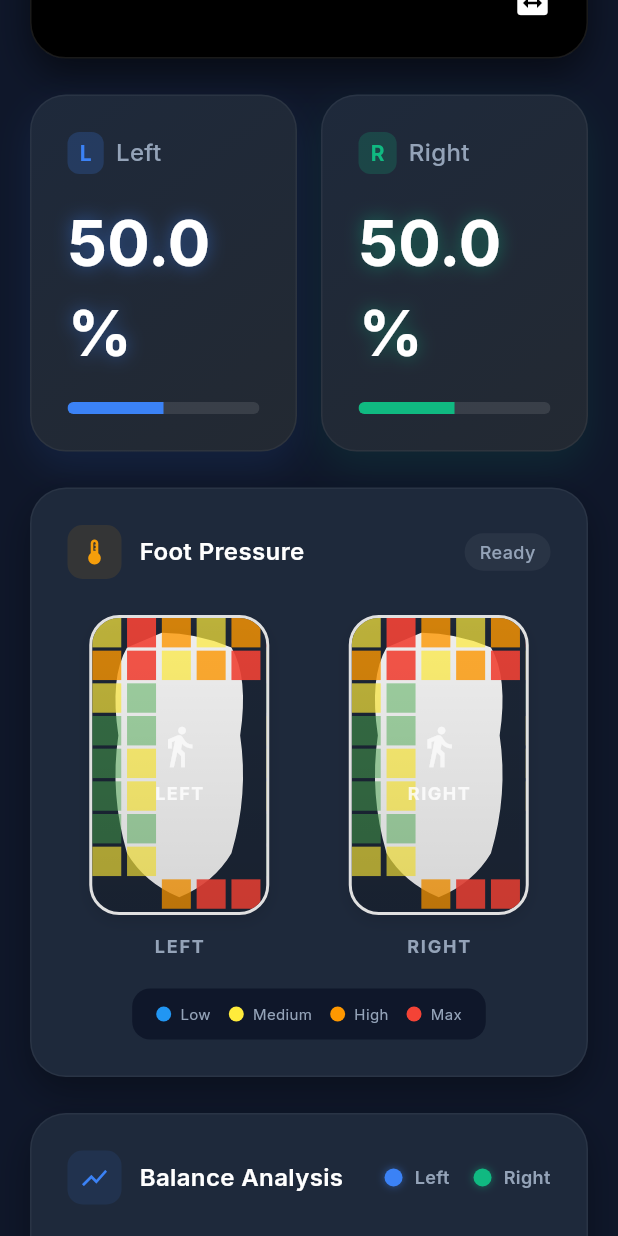
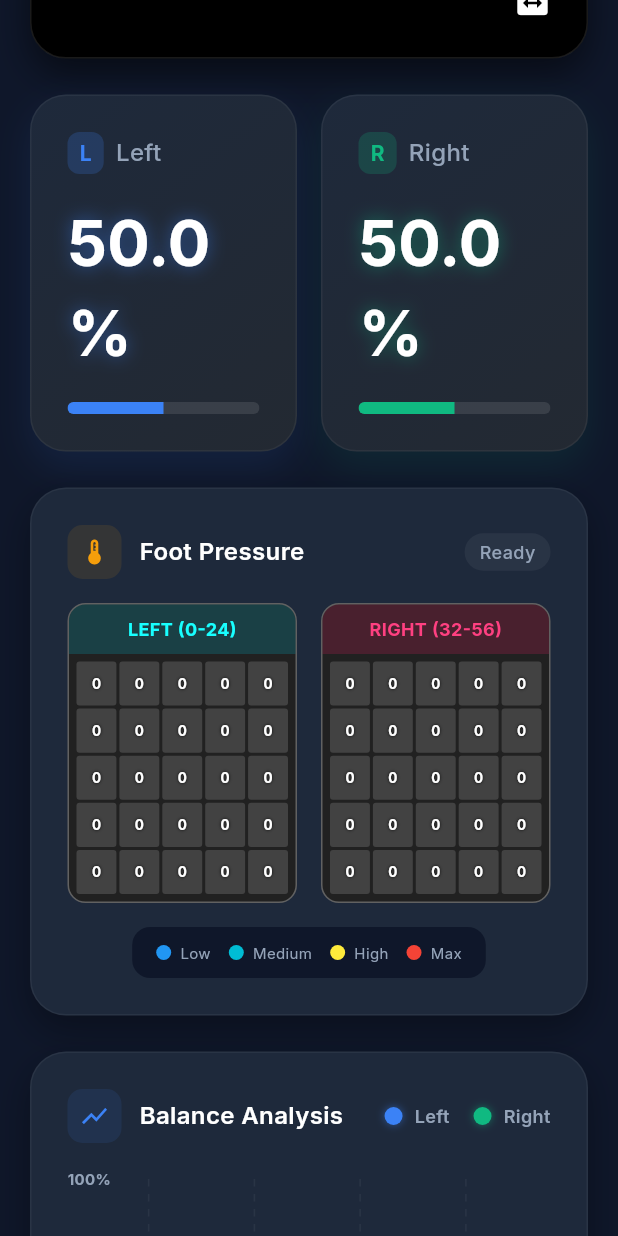
Before and after one commit to Lop2003/presuremat-app, a Flutter app: the PresentationDashboard screen opened directly, scrolled down 576 dp, on a phone screen of 412 x 824 dp. Run offline on Flutter 3.47's test engine with Material 3 defaults, Android fonts, the phone set to English and light mode, and no system bars; drawn by our look-alikes of fl_chart; our stand-ins replace camera, flutter_dotenv, font_awesome_flutter, google_fonts, google_sign_in, supabase_flutter and 1 more; missing offline and left inert: flutter_libserialport; accounts and stored records are empty.

Commit message:
Change foot pressure

```diff
--- a/lib/screens/dashboard_screen.dart
+++ b/lib/screens/dashboard_screen.dart
@@ -4,7 +4,7 @@ import 'package:flutter/material.dart';
 import 'package:fl_chart/fl_chart.dart';
 import 'package:supabase_flutter/supabase_flutter.dart';
 import 'package:golf_force_plate/theme.dart'; // Import theme definitions
-import 'package:golf_force_plate/widgets/foot_heatmap.dart';
+import 'package:golf_force_plate/widgets/simple_grid_heatmap.dart';
 import 'package:golf_force_plate/screens/sensor_display_screen.dart';
 import 'package:golf_force_plate/screens/auth_screen.dart';
 import 'package:camera/camera.dart';
@@ -92,12 +92,9 @@ class _PresentationDashboardState extends State<PresentationDashboard> {
   }
 
   void _initializeHeatmapData() {
-    _leftFootPressure = HeatmapDataGenerator.generateRandomFootPressure(
-      isLeftFoot: true,
-    );
-    _rightFootPressure = HeatmapDataGenerator.generateRandomFootPressure(
-      isLeftFoot: false,
-    );
+    // Initialize with 5x5 grids of zeros (will be updated with real sensor data)
+    _leftFootPressure = List.generate(5, (_) => List.filled(5, 0.0));
+    _rightFootPressure = List.generate(5, (_) => List.filled(5, 0.0));
   }
 
   void _initializeGraphWithBaseline() {
@@ -348,13 +345,12 @@ class _PresentationDashboardState extends State<PresentationDashboard> {
       _leftDataPoints.add(FlSpot(_graphXValue, left));
       _rightDataPoints.add(FlSpot(_graphXValue, right));
 
-      _leftFootPressure = HeatmapDataGenerator.generateSwingPhasePressure(
-        phase: _swingPhase,
-        isLeftFoot: true,
+      // Generate random 5x5 grids for display when simulating
+      _leftFootPressure = List.generate(5, (_) =>
+        List.generate(5, (_) => _random.nextDouble() * 100)
       );
-      _rightFootPressure = HeatmapDataGenerator.generateSwingPhasePressure(
-        phase: _swingPhase,
-        isLeftFoot: false,
+      _rightFootPressure = List.generate(5, (_) =>
+        List.generate(5, (_) => _random.nextDouble() * 100)
       );
     });
   }
@@ -452,7 +448,7 @@ class _PresentationDashboardState extends State<PresentationDashboard> {
   void _processSerialData(List<int> sensors) {
     if (!mounted) return;
 
-    // Map sensors to 5x5 grids (raw)
+    // Map sensors to 5x5 grids (raw values 0-4095)
     // Left Foot: 0-24
     final leftGrid5x5 = _mapTo5x5Grid(sensors, 0);
     // Right Foot: 32-56
@@ -473,16 +469,21 @@ class _PresentationDashboardState extends State<PresentationDashboard> {
     double leftPercent = total > 0 ? (leftTotal / total) * 100 : 50.0;
     double rightPercent = total > 0 ? (rightTotal / total) * 100 : 50.0;
 
-    // Scale 5x5 to 10x6 for FootHeatmap display
-    final leftGridDisplay = _scaleTo10x6(leftGrid5x5);
-    final rightGridDisplay = _scaleTo10x6(rightGrid5x5);
+    // Normalize 5x5 grids to 0-100 for display
+    const double maxRawValue = 4095.0;
+    final leftGridDisplay = leftGrid5x5.map((row) =>
+      row.map((v) => (v / maxRawValue * 100.0).clamp(0.0, 100.0)).toList()
+    ).toList();
+    final rightGridDisplay = rightGrid5x5.map((row) =>
+      row.map((v) => (v / maxRawValue * 100.0).clamp(0.0, 100.0)).toList()
+    ).toList();
 
     _updateDataFromSerial(leftPercent, rightPercent, leftGridDisplay, rightGridDisplay);
 
     // If recording, buffer the data
     if (_isRecording) {
       _recordedDataBuffer.add({
-        't': DateTime.now().millisecondsSinceEpoch, // temporary timestamp
+        't': DateTime.now().millisecondsSinceEpoch,
         'l': leftPercent,
         'r': rightPercent,
         'raw_left': leftGrid5x5,
@@ -508,33 +509,7 @@ class _PresentationDashboardState extends State<PresentationDashboard> {
     }
     return grid;
   }
-
-  // Scale 5x5 raw grid to 10x6 display grid (normalized to 0-100)
-  List<List<double>> _scaleTo10x6(List<List<double>> grid5x5) {
-    const int targetRows = 10;
-    const int targetCols = 6;
-    const double maxRawValue = 4095.0; // ESP32 ADC max
-
-    List<List<double>> result = List.generate(targetRows, (_) => List.filled(targetCols, 0.0));
-
-    for (int y = 0; y < targetRows; y++) {
-      for (int x = 0; x < targetCols; x++) {
-        // Map display coordinates back to source 5x5 grid
-        double srcY = y / (targetRows - 1) * 4; // Map 0-9 to 0-4
-        double srcX = x / (targetCols - 1) * 4; // Map 0-5 to 0-4
-
-        // Nearest neighbor interpolation
-        int nearestY = srcY.round().clamp(0, 4);
-        int nearestX = srcX.round().clamp(0, 4);
-
-        double rawValue = grid5x5[nearestY][nearestX];
-        // Normalize to 0-100
-        result[y][x] = (rawValue / maxRawValue * 100.0).clamp(0.0, 100.0);
-      }
-    }
-
-    return result;
-  }
+  // _scaleTo10x6 removed - now using 5x5 grids directly with SimpleGridHeatmap
 
   void _updateDataFromSerial(double left, double right, List<List<double>> leftHeatmap, List<List<double>> rightHeatmap) {
       setState(() {
@@ -995,56 +970,31 @@ class _PresentationDashboardState extends State<PresentationDashboard> {
             ),
           ],
         ),
-        const SizedBox(height: 24),
-        Row(
-          mainAxisAlignment: MainAxisAlignment.spaceEvenly,
+        const SizedBox(height: 16),
+        // Using SimpleGridHeatmap - simple 5x5 grids
+        SizedBox(
+          height: 200, // Fixed height for heatmaps
+          child: Row(
             children: [
               Expanded(
-              child: Column(
-                children: [
-                  FootHeatmap(
+                child: SimpleGridHeatmap(
                   pressureData: _leftFootPressure,
                   isLeftFoot: true,
                   onTap: () => _updateHeatmapData(),
                 ),
-                  const SizedBox(height: 12),
-                  const Text(
-                    'LEFT',
-                    style: TextStyle(
-                      color: AppColors.textSecondary,
-                      fontSize: 12,
-                      fontWeight: FontWeight.bold,
-                      letterSpacing: 1.2,
+              ),
+              const SizedBox(width: 16),
+              Expanded(
+                child: SimpleGridHeatmap(
+                  pressureData: _rightFootPressure,
+                  isLeftFoot: false,
+                  onTap: () => _updateHeatmapData(),
                 ),
               ),
             ],
           ),
         ),
-            const SizedBox(width: 24),
-            Expanded(
-              child: Column(
-                children: [
-                  FootHeatmap(
-                    pressureData: _rightFootPressure,
-                    isLeftFoot: false,
-                    onTap: () => _updateHeatmapData(),
-                  ),
-                  const SizedBox(height: 12),
-                  const Text(
-                    'RIGHT',
-                    style: TextStyle(
-                      color: AppColors.textSecondary,
-                      fontSize: 12,
-                      fontWeight: FontWeight.bold,
-                      letterSpacing: 1.2,
-                    ),
-                  ),
-                ],
-              ),
-            ),
-          ],
-        ),
-        const SizedBox(height: 20),
+        const SizedBox(height: 16),
         Container(
           padding: const EdgeInsets.symmetric(horizontal: 16, vertical: 10),
           decoration: BoxDecoration(
@@ -1057,9 +1007,9 @@ class _PresentationDashboardState extends State<PresentationDashboard> {
               children: [
                 _buildHeatmapLegendItem('Low', Colors.blue),
                 const SizedBox(width: 12),
-                _buildHeatmapLegendItem('Medium', Colors.yellow),
+                _buildHeatmapLegendItem('Medium', Colors.cyan),
                 const SizedBox(width: 12),
-                _buildHeatmapLegendItem('High', Colors.orange),
+                _buildHeatmapLegendItem('High', Colors.yellow),
                 const SizedBox(width: 12),
                 _buildHeatmapLegendItem('Max', Colors.red),
               ],
@@ -1093,13 +1043,12 @@ class _PresentationDashboardState extends State<PresentationDashboard> {
 
   void _updateHeatmapData() {
     setState(() {
-      _leftFootPressure = HeatmapDataGenerator.generateSwingPhasePressure(
-        phase: _swingPhase,
-        isLeftFoot: true,
+      // Generate random 5x5 grids for testing (values 0-100)
+      _leftFootPressure = List.generate(5, (_) =>
+        List.generate(5, (_) => _random.nextDouble() * 100)
       );
-      _rightFootPressure = HeatmapDataGenerator.generateSwingPhasePressure(
-        phase: _swingPhase,
-        isLeftFoot: false,
+      _rightFootPressure = List.generate(5, (_) =>
+        List.generate(5, (_) => _random.nextDouble() * 100)
       );
     });
   }
--- /dev/null
+++ b/lib/widgets/simple_grid_heatmap.dart
@@ -0,0 +1,117 @@
+import 'package:flutter/material.dart';
+
+/// Simple 5x5 Grid Heatmap for pressure sensor display
+/// This matches the sensor layout from the Processing visualization code
+class SimpleGridHeatmap extends StatelessWidget {
+  final List<List<double>> pressureData; // 5x5 grid, values 0-100 (normalized)
+  final bool isLeftFoot;
+  final VoidCallback? onTap;
+
+  const SimpleGridHeatmap({
+    super.key,
+    required this.pressureData,
+    this.isLeftFoot = true,
+    this.onTap,
+  });
+
+  @override
+  Widget build(BuildContext context) {
+    return GestureDetector(
+      onTap: onTap,
+      child: Container(
+        decoration: BoxDecoration(
+          borderRadius: BorderRadius.circular(12),
+          border: Border.all(color: Colors.grey[700]!, width: 1),
+          color: Colors.grey[900],
+        ),
+        child: Column(
+          mainAxisSize: MainAxisSize.min,
+          children: [
+            // Header
+            Container(
+              padding: const EdgeInsets.symmetric(vertical: 8),
+              decoration: BoxDecoration(
+                color: isLeftFoot ? Colors.cyan.withOpacity(0.2) : Colors.pink.withOpacity(0.2),
+                borderRadius: const BorderRadius.only(
+                  topLeft: Radius.circular(11),
+                  topRight: Radius.circular(11),
+                ),
+              ),
+              child: Center(
+                child: Text(
+                  isLeftFoot ? 'LEFT (0-24)' : 'RIGHT (32-56)',
+                  style: TextStyle(
+                    color: isLeftFoot ? Colors.cyanAccent : Colors.pinkAccent,
+                    fontWeight: FontWeight.bold,
+                    fontSize: 12,
+                  ),
+                ),
+              ),
+            ),
+            // Grid - drawn from bottom to top to match Processing code layout
+            Expanded(
+              child: Padding(
+                padding: const EdgeInsets.all(4.0),
+                child: _buildGrid(),
+              ),
+            ),
+          ],
+        ),
+      ),
+    );
+  }
+
+  Widget _buildGrid() {
+    // Get the number of rows and cols from data, default to 5x5
+    final rows = pressureData.length;
+    final cols = rows > 0 ? pressureData[0].length : 5;
+
+    return Column(
+      children: List.generate(rows, (row) {
+        // Reverse row order so row 0 (sensors 0-4) is at the bottom
+        final displayRow = rows - 1 - row;
+        return Expanded(
+          child: Row(
+            children: List.generate(cols, (col) {
+              final pressure = displayRow < pressureData.length && col < pressureData[displayRow].length
+                  ? pressureData[displayRow][col]
+                  : 0.0;
+              return Expanded(
+                child: Container(
+                  margin: const EdgeInsets.all(1),
+                  decoration: BoxDecoration(
+                    color: _getHeatmapColor(pressure),
+                    borderRadius: BorderRadius.circular(2),
+                  ),
+                  child: Center(
+                    child: Text(
+                      pressure.toInt().toString(),
+                      style: const TextStyle(
+                        color: Colors.white,
+                        fontSize: 9,
+                        fontWeight: FontWeight.bold,
+                        shadows: [Shadow(color: Colors.black, blurRadius: 2)],
+                      ),
+                    ),
+                  ),
+                ),
+              );
+            }),
+          ),
+        );
+      }),
+    );
+  }
+
+  Color _getHeatmapColor(double pressure) {
+    // Similar to Processing HSB heatmap:
+    // Low values = dark/grey, high values = red through yellow to blue
+    if (pressure < 1) {
+      return Colors.grey[800]!;
+    }
+
+    // Map 0-100 to hue 240 (blue) to 0 (red)
+    final hue = (1 - (pressure / 100.0).clamp(0.0, 1.0)) * 240;
+    return HSVColor.fromAHSV(1.0, hue, 1.0, 1.0).toColor();
+  }
+}
```
Lines whose indentation alone changed are shown as unchanged.
